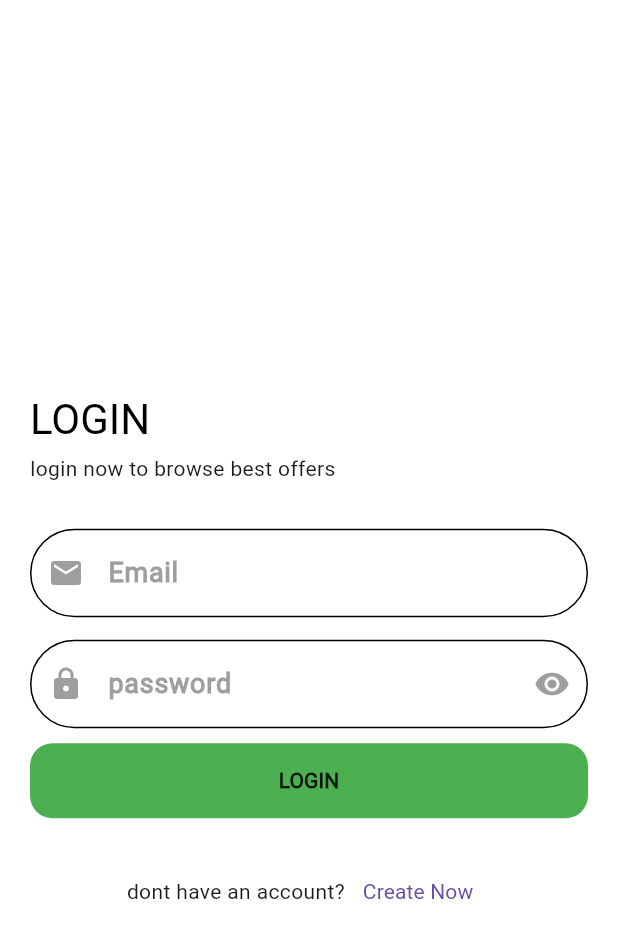
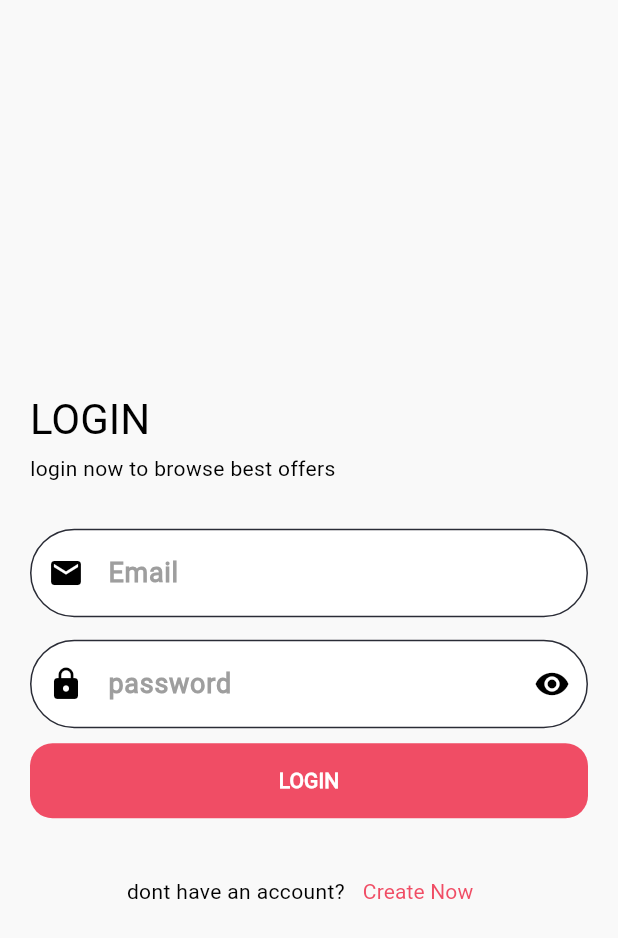
Before and after one commit to nour1245/ShopAPP, a Flutter app: the screen it shows after launch, after a tap on "SKIP", on a phone screen of 412 x 824 dp. Shown: the top 938 px of the screen. Run offline on Flutter 3.47's test engine with Material 2 defaults, Android fonts, the phone set to English and light mode, and no system bars; our stand-ins replace cached_network_image, carousel_slider, conditional_builder_null_safety, dio, flutter_bloc, fluttertoast and 2 more; missing offline and left inert: flutter_paypal_checkout; accounts and stored records are empty; network calls fail.

Commit message:
last commit

```diff
--- a/lib/layout/shoplayout.dart
+++ b/lib/layout/shoplayout.dart
@@ -16,6 +16,7 @@ class ShopLayout extends StatelessWidget {
         var cubit = ShopCubit.get(context);
         return Scaffold(
           appBar: AppBar(
+            backgroundColor: Color.fromARGB(255, 249, 249, 249),
             title: const Text('Shop'),
             actions: [
               IconButton(
--- a/lib/main.dart
+++ b/lib/main.dart
@@ -1,4 +1,5 @@
 import 'package:flutter/material.dart';
+import 'package:flutter/services.dart';
 import 'package:flutter_bloc/flutter_bloc.dart';
 import 'package:shop_app/blocobserver.dart';
 import 'package:shop_app/cubit/shopcubit/shopcubit_cubit.dart';
@@ -58,9 +59,7 @@ class _MyAppState extends State<MyApp> {
       ],
       child: MaterialApp(
         debugShowCheckedModeBanner: false,
-        theme: lightTheme.copyWith(
-          primaryColor: Colors.green,
-        ),
+        theme: darkTheme.copyWith(),
         home: widget.startwidget,
       ),
     );
--- a/lib/modules/categoriesssreen/categoriess_d.dart
+++ b/lib/modules/categoriesssreen/categoriess_d.dart
@@ -24,7 +24,9 @@ class _CatDState extends State<CatD> {
   @override
   Widget build(BuildContext context) {
     return Scaffold(
-      appBar: AppBar(),
+      appBar: AppBar(
+        backgroundColor: Color.fromARGB(255, 249, 249, 249),
+      ),
       body: BlocConsumer<ShopCubit, ShopcubitStates>(
         listener: (context, state) {},
         builder: (context, state) => ConditionalBuilder(
--- a/lib/modules/loginscreen/loginscreen.dart
+++ b/lib/modules/loginscreen/loginscreen.dart
@@ -37,7 +37,9 @@ class LoginScreen extends StatelessWidget {
         },
         builder: (context, state) {
           return Scaffold(
-            appBar: AppBar(),
+            appBar: AppBar(
+              backgroundColor: Color.fromARGB(255, 249, 249, 249),
+            ),
             body: Center(
               child: SingleChildScrollView(
                 child: Padding(
@@ -60,6 +62,7 @@ class LoginScreen extends StatelessWidget {
                         ),
                         const Text(
                           'login now to browse best offers',
+                          style: TextStyle(color: Colors.black),
                         ),
                         const SizedBox(
                           height: 30.0,
@@ -107,6 +110,7 @@ class LoginScreen extends StatelessWidget {
                         const SizedBox(
                           height: 10,
                         ),
+
                         // login button
                         ConditionalBuilder(
                           condition: state is! LoginLoadState,
@@ -132,13 +136,19 @@ class LoginScreen extends StatelessWidget {
                         Row(
                           mainAxisAlignment: MainAxisAlignment.center,
                           children: [
-                            const Text('dont have an account?'),
+                            const Text(
+                              'dont have an account?',
+                              style: TextStyle(color: Colors.black),
+                            ),
                             TextButton(
                               onPressed: () {
                                 navigatTO(context, RegisterScreen());
                               },
                               child: const Text(
                                 'Create Now',
+                                style: TextStyle(
+                                  color: Color.fromARGB(225, 239, 54, 81),
+                                ),
                               ),
                             ),
                           ],
--- a/lib/modules/onbordingscreen/onboardscreen.dart
+++ b/lib/modules/onbordingscreen/onboardscreen.dart
@@ -72,7 +72,12 @@ class _OnboardScreenState extends State<OnboardScreen> {
         actions: [
           TextButton(
             onPressed: () => submit(),
-            child: const Text('SKIP'),
+            child: const Text(
+              'SKIP',
+              style: TextStyle(
+                color: Color.fromARGB(225, 239, 54, 81),
+              ),
+            ),
           ),
         ],
       ),
@@ -108,7 +113,7 @@ class _OnboardScreenState extends State<OnboardScreen> {
                 SmoothPageIndicator(
                     effect: CustomizableEffect(
                       activeDotDecoration: DotDecoration(
-                        color: Colors.blue,
+                        color: Color.fromARGB(225, 239, 54, 81),
                         width: 32,
                         height: 12,
                         rotationAngle: 180,
@@ -127,7 +132,7 @@ class _OnboardScreenState extends State<OnboardScreen> {
                     count: board.length),
                 const Spacer(),
                 FloatingActionButton(
-                  backgroundColor: const Color.fromARGB(255, 99, 228, 103),
+                  backgroundColor: const Color.fromARGB(225, 239, 54, 81),
                   child:
                       isLast ? const Text('Login') : const Icon(Icons.forward),
                   onPressed: () {
@@ -165,6 +170,7 @@ class _OnboardScreenState extends State<OnboardScreen> {
           Text(
             model.title,
             style: const TextStyle(
+              color: Colors.white,
               fontSize: 20,
               fontWeight: FontWeight.bold,
             ),
@@ -175,6 +181,7 @@ class _OnboardScreenState extends State<OnboardScreen> {
           Text(
             model.body,
             style: const TextStyle(
+              color: Colors.white,
               fontSize: 15,
             ),
           ),
--- a/lib/modules/product_details/product_details_screen.dart
+++ b/lib/modules/product_details/product_details_screen.dart
@@ -23,7 +23,9 @@ class _DetailsScreenState extends State<DetailsScreen> {
     return BlocConsumer<ShopCubit, ShopcubitStates>(
       listener: (context, state) {},
       builder: (context, state) => Scaffold(
-        appBar: AppBar(),
+        appBar: AppBar(
+          backgroundColor: Color.fromARGB(255, 249, 249, 249),
+        ),
         body: Padding(
           padding: const EdgeInsets.all(12.0),
           child: Column(
@@ -147,7 +149,7 @@ class _DetailsScreenState extends State<DetailsScreen> {
           ),
         ),
         floatingActionButton: FloatingActionButton(
-          backgroundColor: const Color.fromARGB(255, 103, 233, 107),
+          backgroundColor: const Color.fromARGB(225, 239, 54, 81),
           child: const Icon(Icons.add_shopping_cart),
           onPressed: () {
             ShopCubit.get(context).addToCart(widget.model.id);
--- a/lib/modules/productsscreen/products.dart
+++ b/lib/modules/productsscreen/products.dart
@@ -84,6 +84,7 @@ class ProductsScreen extends StatelessWidget {
             child: Text(
               'Categories',
               style: TextStyle(
+                color: Colors.black,
                 fontSize: 25,
                 fontWeight: FontWeight.bold,
               ),
@@ -110,6 +111,7 @@ class ProductsScreen extends StatelessWidget {
             child: Text(
               'New Products',
               style: TextStyle(
+                color: Colors.black,
                 fontSize: 25,
                 fontWeight: FontWeight.bold,
               ),
@@ -200,7 +202,7 @@ class ProductsScreen extends StatelessWidget {
                         CircleAvatar(
                           backgroundColor:
                               ShopCubit.get(context).favorites[model.id]!
-                                  ? Colors.blue
+                                  ? Color.fromARGB(225, 239, 54, 81)
                                   : Colors.grey,
                           child: IconButton(
                             onPressed: () {
@@ -232,7 +234,7 @@ class ProductsScreen extends StatelessWidget {
             mainAxisSize: MainAxisSize.min,
             children: [
               CircleAvatar(
-                backgroundColor: Colors.black.withOpacity(0.1),
+                backgroundColor: Colors.white,
                 radius: 40,
                 child: CachedNetworkImage(
                   imageUrl: ('${model?.image}'),
--- a/lib/modules/registerscreen/registerscreen.dart
+++ b/lib/modules/registerscreen/registerscreen.dart
@@ -38,7 +38,9 @@ class RegisterScreen extends StatelessWidget {
             }
           },
           builder: (context, state) => Scaffold(
-            appBar: AppBar(),
+            appBar: AppBar(
+              backgroundColor: const Color.fromARGB(255, 249, 249, 249),
+            ),
             body: Center(
               child: SingleChildScrollView(
                 child: Padding(
@@ -61,6 +63,7 @@ class RegisterScreen extends StatelessWidget {
                         ),
                         const Text(
                           'Register now to browse best offers',
+                          style: TextStyle(color: Colors.black),
                         ),
 
                         const SizedBox(
--- a/lib/shared/components/components.dart
+++ b/lib/shared/components/components.dart
@@ -5,7 +5,7 @@ import 'package:shop_app/cubit/shopcubit/shopcubit_cubit.dart';
 
 Widget DefultButtn({
   var height = 50.0,
-  var color = Colors.green,
+  var color = const Color.fromARGB(225, 239, 54, 81),
   var width = double.infinity,
   required String text,
   required Function function,
@@ -26,6 +26,7 @@ Widget DefultButtn({
         child: Text(
           isUperCase ? text.toUpperCase() : text,
           style: TextStyle(
+            color: Colors.white,
             fontWeight: fontweight,
           ),
         ),
@@ -66,13 +67,20 @@ Widget DefultTFF({
       controller: controrller,
       decoration: InputDecoration(
         labelText: label,
+        labelStyle: const TextStyle(color: Colors.grey),
+        fillColor: Colors.white,
+        filled: true,
         border: const OutlineInputBorder(),
         prefixIcon: Icon(
           prefix,
+          color: Colors.black,
         ),
         suffixIcon: suffix != null
             ? IconButton(
-                icon: Icon(suffix),
+                icon: Icon(
+                  suffix,
+                  color: Colors.black,
+                ),
                 onPressed: () {
                   suffixpresed!();
                 },
@@ -202,7 +210,7 @@ Widget buildListItem(model, context, {bool isOldPrice = true}) => Padding(
                           CircleAvatar(
                             backgroundColor:
                                 ShopCubit.get(context).favorites[model.id]!
-                                    ? Colors.blue
+                                    ? Color.fromARGB(225, 239, 54, 81)
                                     : Colors.grey,
                             child: IconButton(
                               onPressed: () {
--- a/lib/shared/styels/theme.dart
+++ b/lib/shared/styels/theme.dart
@@ -1,93 +1,41 @@
 import 'package:flutter/material.dart';
 import 'package:flutter/services.dart';
 
-var lightTheme = ThemeData(
-  useMaterial3: true,
-  primaryColor: Colors.green,
-  fontFamily: 'Roboto-Regular',
-  inputDecorationTheme: InputDecorationTheme(
-    focusedBorder: OutlineInputBorder(
-      borderRadius: BorderRadius.circular(50.0),
-      borderSide: const BorderSide(width: 3, color: Colors.green),
-    ),
-    enabledBorder: OutlineInputBorder(
-      borderRadius: BorderRadius.circular(50.0),
-      borderSide: const BorderSide(color: Colors.black),
-    ),
-    hintStyle: const TextStyle(
-      color: Colors.grey,
-    ),
-    labelStyle: const TextStyle(
-      color: Colors.grey,
-    ),
-    iconColor: Colors.grey,
-    suffixIconColor: Colors.grey,
-    prefixIconColor: Colors.grey,
-  ),
-  primarySwatch: Colors.green,
-  bottomNavigationBarTheme: const BottomNavigationBarThemeData(
-    type: BottomNavigationBarType.fixed,
-    backgroundColor: Colors.white,
-    selectedItemColor: Colors.green,
-  ),
-  scaffoldBackgroundColor: Colors.white,
-  appBarTheme: const AppBarTheme(
-    iconTheme: IconThemeData(color: Colors.black),
-    titleTextStyle: TextStyle(
-      color: Colors.black,
-      fontSize: 25.0,
-      fontWeight: FontWeight.bold,
-    ),
-    systemOverlayStyle: SystemUiOverlayStyle(
-      statusBarColor: Colors.white,
-      statusBarIconBrightness: Brightness.dark,
-    ),
-    backgroundColor: Colors.white,
-    elevation: 0.0,
-  ),
-  textTheme: const TextTheme(
-    bodyLarge: TextStyle(
-      color: Colors.black,
-      fontSize: 18.0,
-      fontWeight: FontWeight.w800,
-    ),
-  ),
-);
-
 var darkTheme = ThemeData(
+  primaryColor: Color.fromARGB(225, 239, 54, 81),
   useMaterial3: true,
   fontFamily: 'Roboto-Regular',
   inputDecorationTheme: InputDecorationTheme(
     focusedBorder: OutlineInputBorder(
       borderRadius: BorderRadius.circular(50.0),
-      borderSide: const BorderSide(width: 3, color: Colors.green),
+      borderSide:
+          const BorderSide(width: 3, color: Color.fromARGB(255, 42, 44, 54)),
     ),
     enabledBorder: OutlineInputBorder(
       borderRadius: BorderRadius.circular(50.0),
-      borderSide: const BorderSide(color: Colors.white),
+      borderSide: const BorderSide(color: Color.fromARGB(255, 42, 44, 54)),
     ),
     hintStyle: const TextStyle(
-      color: Colors.white,
+      color: Color.fromARGB(255, 171, 180, 189),
     ),
     labelStyle: const TextStyle(
-      color: Colors.white,
+      color: Color.fromARGB(255, 171, 180, 189),
     ),
-    iconColor: Colors.white,
-    suffixIconColor: Colors.white,
-    prefixIconColor: Colors.white,
+    iconColor: Colors.black,
+    suffixIconColor: Colors.black,
+    prefixIconColor: Colors.black,
   ),
-  primarySwatch: Colors.green,
   bottomNavigationBarTheme: const BottomNavigationBarThemeData(
     type: BottomNavigationBarType.fixed,
-    backgroundColor: Color.fromARGB(255, 24, 25, 26),
-    selectedItemColor: Colors.green,
-    unselectedItemColor: Colors.grey,
+    backgroundColor: Colors.black,
+    selectedItemColor: Color.fromARGB(225, 239, 54, 81),
+    unselectedItemColor: Color.fromARGB(255, 171, 180, 189),
   ),
-  scaffoldBackgroundColor: const Color.fromARGB(255, 32, 31, 31),
+  scaffoldBackgroundColor: Color.fromARGB(255, 249, 249, 249),
   appBarTheme: const AppBarTheme(
-    iconTheme: IconThemeData(color: Colors.white),
+    iconTheme: IconThemeData(color: Colors.black),
     titleTextStyle: TextStyle(
-      color: Colors.white,
+      color: Colors.black,
       fontSize: 25.0,
       fontWeight: FontWeight.bold,
     ),
@@ -100,10 +48,10 @@ var darkTheme = ThemeData(
   ),
   textTheme: const TextTheme(
     titleMedium: TextStyle(
-      color: Colors.white,
+      color: Colors.black,
     ),
     bodyLarge: TextStyle(
-      color: Colors.white,
+      color: Colors.black,
       fontSize: 18.0,
       fontWeight: FontWeight.w800,
     ),
--- a/pubspec.yaml
+++ b/pubspec.yaml
@@ -38,6 +38,7 @@ dependencies:
   flutter:
     sdk: flutter
   flutter_bloc: ^8.1.2
+  flutter_paypal_checkout: ^1.0.1
   fluttertoast: ^8.1.2
   google_fonts: ^4.0.3
   image_picker: ^0.8.6+1
```
Also changed, not shown: lib/modules/categoriesssreen/categories.dart (+24 -3 lines), lib/modules/searchscreen/searchscreen.dart (+5 -3 lines), lib/shared/network/remote/paypal.dart (added, +81 -0 lines), pubspec.lock, 1 other file.
